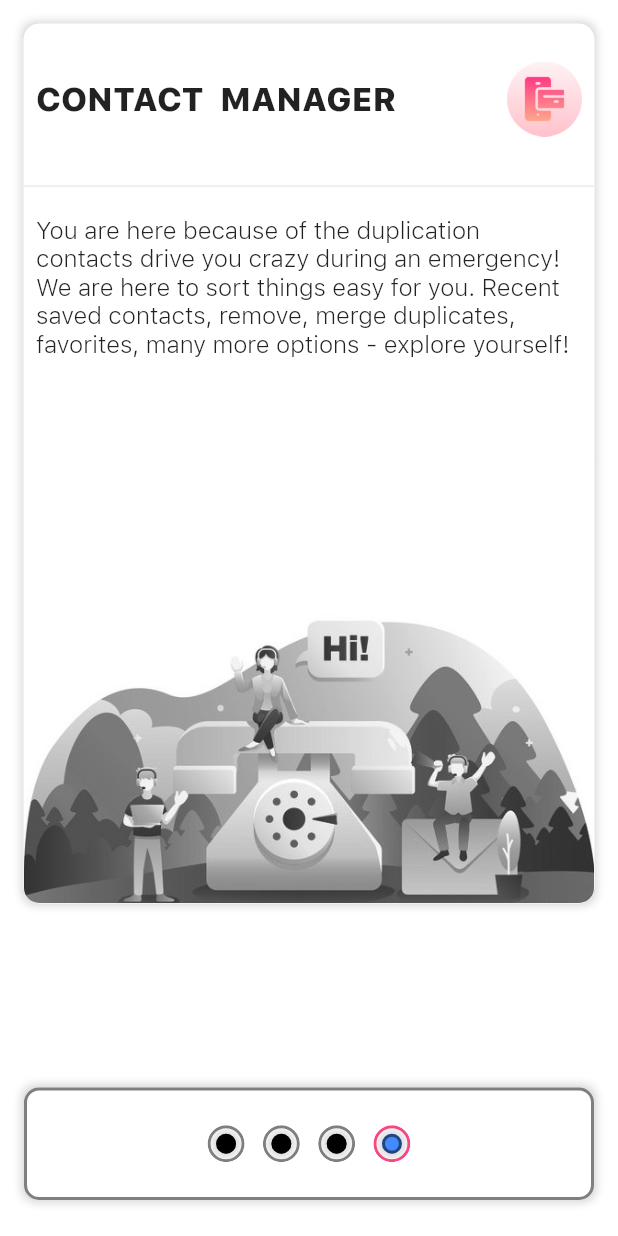
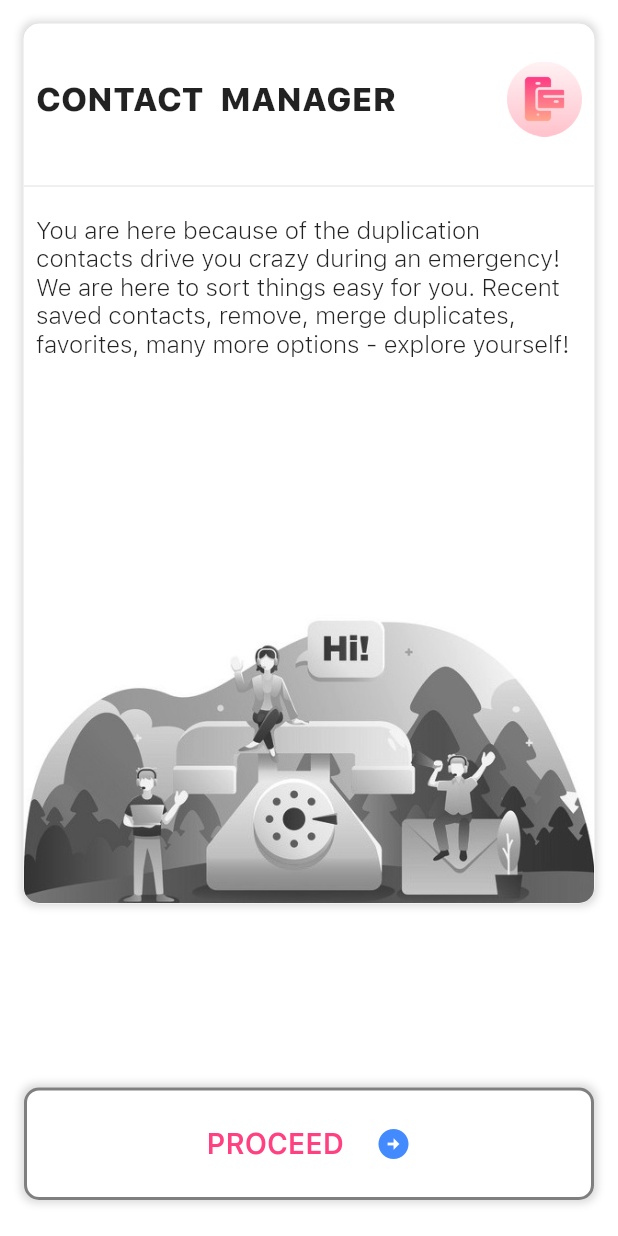
Before and after one commit to mostafizurrahman/reborn, a Flutter app: the screen it shows after launch, swiped to page 4, on a phone screen of 412 x 824 dp. Run offline on Flutter 3.47's test engine with Material 2 defaults, Android fonts, the phone set to English and light mode, and no system bars; our stand-ins replace equatable, flutter_bloc, font_awesome_flutter, permission_handler, rxdart, shared_preferences and 1 more; accounts and stored records are empty.

Commit message:
Update proceed button state

```diff
--- a/reborn/lib/feature/startup/launch_widget.dart
+++ b/reborn/lib/feature/startup/launch_widget.dart
@@ -126,7 +126,9 @@ class _LaunchState extends ThemeState<LaunchWidget> {
     final pageDataList = StaticData.getPageData();
     final _index = _snapshot.data ?? 0;
     if (_index == pageDataList.length - 1 ) {
-      Future.delayed(const Duration(seconds: 1), () => _launchBloc.add(ReadContactEvent()));
+
+      return  _getProceedButton("PROCEED ", Icons.arrow_circle_right,
+          onTapInk: _openContactHome);
     }
     final dimension = (screenData.width - padding * 2 - 36 - 36) /
         (pageDataList.length * 1.5);
```
